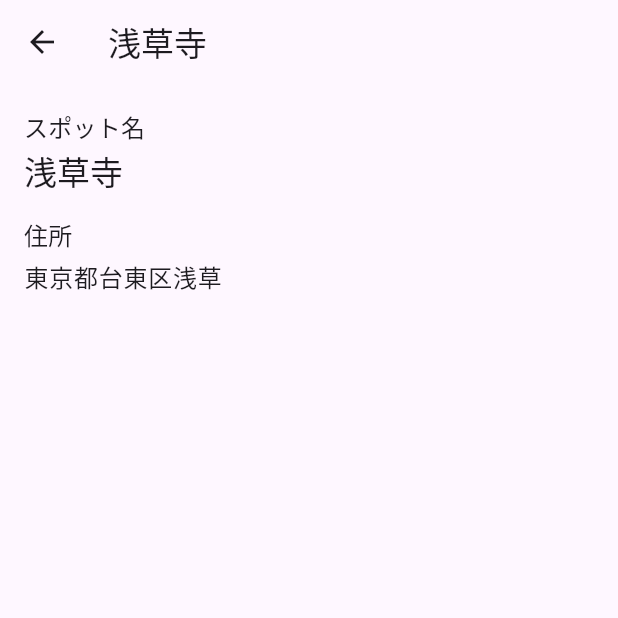
After one commit to t-matzm0/travelet_flutter, a Flutter app: the screen it shows after launch, after a tap on "浅草寺", on a phone screen of 412 x 824 dp, the top half of it. The commit adds this screen. Run offline on Flutter 3.47's test engine with Material 3 defaults, Android fonts, the phone set to English and light mode, and no system bars.

Commit message:
ChatGPTによるスポット詳細画面追加

```diff
--- /dev/null
+++ b/lib/screens/spot_detail_screen.dart
@@ -0,0 +1,30 @@
+import 'package:flutter/material.dart';
+
+class SpotDetailScreen extends StatelessWidget {
+  final String name;
+  final String address;
+
+  SpotDetailScreen({required this.name, required this.address});
+
+  @override
+  Widget build(BuildContext context) {
+    return Scaffold(
+      appBar: AppBar(title: Text(name)),
+      body: Padding(
+        padding: const EdgeInsets.all(16.0),
+        child: Column(
+          crossAxisAlignment: CrossAxisAlignment.start,
+          children: [
+            Text('スポット名', style: Theme.of(context).textTheme.titleMedium),
+            SizedBox(height: 4),
+            Text(name, style: Theme.of(context).textTheme.titleLarge),
+            SizedBox(height: 16),
+            Text('住所', style: Theme.of(context).textTheme.titleMedium),
+            SizedBox(height: 4),
+            Text(address, style: Theme.of(context).textTheme.bodyLarge),
+          ],
+        ),
+      ),
+    );
+  }
+}
--- a/lib/screens/spot_list_screen.dart
+++ b/lib/screens/spot_list_screen.dart
@@ -1,4 +1,5 @@
 import 'package:flutter/material.dart';
+import 'spot_detail_screen.dart';
 
 class SpotListScreen extends StatelessWidget {
   final List<Map<String, String>> spots = [
@@ -14,9 +15,22 @@ class SpotListScreen extends StatelessWidget {
       body: ListView.builder(
         itemCount: spots.length,
         itemBuilder: (context, index) {
+          final spot = spots[index];
           return ListTile(
-            title: Text(spots[index]['name']!),
-            subtitle: Text(spots[index]['address']!),
+            title: Text(spot['name']!),
+            subtitle: Text(spot['address']!),
+            onTap: () {
+              Navigator.push(
+                context,
+                MaterialPageRoute(
+                  builder:
+                      (context) => SpotDetailScreen(
+                        name: spot['name']!,
+                        address: spot['address']!,
+                      ),
+                ),
+              );
+            },
           );
         },
       ),
```
